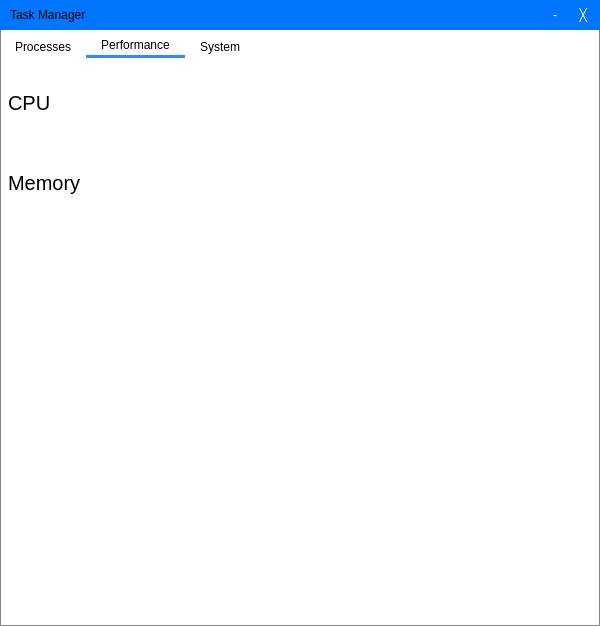
Qt form Mainwindow.ui (yuxincs/taskmanager) before a commit.
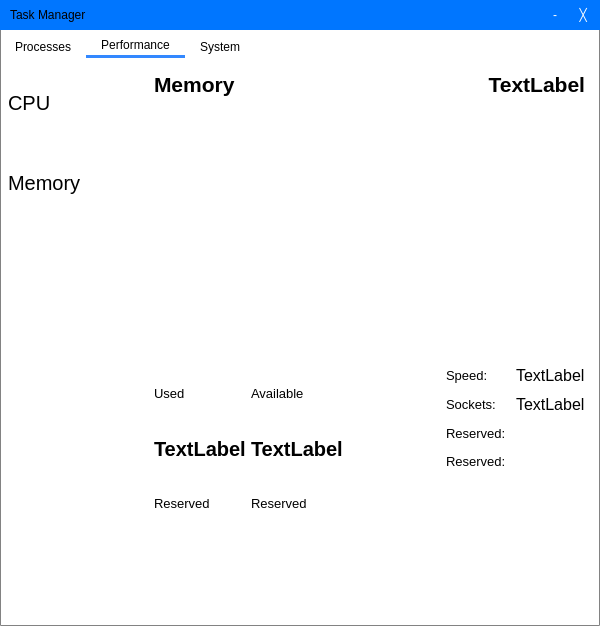
The same form after that commit. The open tabs and pages were chosen to show the change. Custom widgets are drawn as their Qt base class.

Commit message: Setup UI for memory page.

What changed in the file:
```diff
--- a/Mainwindow.ui
+++ b/Mainwindow.ui
@@ -310,7 +310,7 @@
        <attribute name="title">
         <string>Performance</string>
        </attribute>
-       <layout class="QHBoxLayout" name="horizontalLayout_3" stretch="1,2">
+       <layout class="QHBoxLayout" name="horizontalLayout_3" stretch="1,0">
         <property name="spacing">
          <number>10</number>
         </property>
@@ -524,7 +524,7 @@
                    </widget>
                   </item>
                   <item row="3" column="1">
-                   <widget class="QLabel" name="label_4">
+                   <widget class="QLabel" name="threads">
                     <property name="font">
                      <font>
                       <family>Segoe UI</family>
@@ -616,7 +616,7 @@
                  </widget>
                 </item>
                 <item>
-                 <widget class="QLabel" name="label_5">
+                 <widget class="QLabel" name="upTime">
                   <property name="font">
                    <font>
                     <family>Segoe UI</family>
@@ -714,7 +714,7 @@
                  </widget>
                 </item>
                 <item row="0" column="1">
-                 <widget class="QLabel" name="label_9">
+                 <widget class="QLabel" name="maxSpeed">
                   <property name="font">
                    <font>
                     <family>Segoe UI</family>
@@ -729,7 +729,7 @@
                  </widget>
                 </item>
                 <item row="1" column="1">
-                 <widget class="QLabel" name="label_10">
+                 <widget class="QLabel" name="cores">
                   <property name="font">
                    <font>
                     <family>Segoe UI</family>
@@ -744,7 +744,7 @@
                  </widget>
                 </item>
                 <item row="2" column="1">
-                 <widget class="QLabel" name="label_11">
+                 <widget class="QLabel" name="logicalProcessors">
                   <property name="font">
                    <font>
                     <family>Segoe UI</family>
@@ -779,7 +779,7 @@
                  </widget>
                 </item>
                 <item row="3" column="1">
-                 <widget class="QLabel" name="label_18">
+                 <widget class="QLabel" name="temperature">
                   <property name="font">
                    <font>
                     <family>Segoe UI</family>
@@ -800,16 +800,409 @@
            </layout>
           </widget>
           <widget class="QWidget" name="memoryPage">
-           <widget class="UsagePlot" name="memoryUsagePlot" native="true">
-            <property name="geometry">
-             <rect>
-              <x>10</x>
-              <y>10</y>
-              <width>371</width>
-              <height>191</height>
-             </rect>
+           <layout class="QVBoxLayout" name="verticalLayout_6" stretch="1,6,6">
+            <property name="spacing">
+             <number>0</number>
             </property>
-           </widget>
+            <property name="leftMargin">
+             <number>0</number>
+            </property>
+            <property name="topMargin">
+             <number>0</number>
+            </property>
+            <property name="rightMargin">
+             <number>0</number>
+            </property>
+            <property name="bottomMargin">
+             <number>0</number>
+            </property>
+            <item>
+             <layout class="QHBoxLayout" name="horizontalLayout_6" stretch="1,5">
+              <property name="spacing">
+               <number>0</number>
+              </property>
+              <property name="leftMargin">
+               <number>5</number>
+              </property>
+              <item>
+               <widget class="QLabel" name="memoryLabel">
+                <property name="palette">
+                 <palette>
+                  <active/>
+                  <inactive/>
+                  <disabled/>
+                 </palette>
+                </property>
+                <property name="font">
+                 <font>
+                  <family>Segoe UI</family>
+                  <pointsize>16</pointsize>
+                  <weight>75</weight>
+                  <bold>true</bold>
+                 </font>
+                </property>
+                <property name="text">
+                 <string>Memory</string>
+                </property>
+               </widget>
+              </item>
+              <item>
+               <widget class="QLabel" name="memoryName">
+                <property name="palette">
+                 <palette>
+                  <active/>
+                  <inactive/>
+                  <disabled/>
+                 </palette>
+                </property>
+                <property name="font">
+                 <font>
+                  <family>Segoe UI</family>
+                  <pointsize>16</pointsize>
+                  <weight>75</weight>
+                  <bold>true</bold>
+                 </font>
+                </property>
+                <property name="text">
+                 <string>TextLabel</string>
+                </property>
+                <property name="alignment">
+                 <set>Qt::AlignRight|Qt::AlignTrailing|Qt::AlignVCenter</set>
+                </property>
+               </widget>
+              </item>
+             </layout>
+            </item>
+            <item>
+             <widget class="UsagePlot" name="memoryUsagePlot" native="true"/>
+            </item>
+            <item>
+             <layout class="QHBoxLayout" name="horizontalLayout_7">
+              <property name="spacing">
+               <number>10</number>
+              </property>
+              <property name="leftMargin">
+               <number>5</number>
+              </property>
+              <item>
+               <layout class="QGridLayout" name="gridLayout_2">
+                <property name="bottomMargin">
+                 <number>40</number>
+                </property>
+                <property name="horizontalSpacing">
+                 <number>5</number>
+                </property>
+                <property name="verticalSpacing">
+                 <number>0</number>
+                </property>
+                <item row="0" column="1">
+                 <widget class="QLabel" name="label_4">
+                  <property name="palette">
+                   <palette>
+                    <active/>
+                    <inactive/>
+                    <disabled/>
+                   </palette>
+                  </property>
+                  <property name="font">
+                   <font>
+                    <family>Segoe UI</family>
+                    <pointsize>10</pointsize>
+                   </font>
+                  </property>
+                  <property name="text">
+                   <string>Available</string>
+                  </property>
+                 </widget>
+                </item>
+                <item row="0" column="0">
+                 <widget class="QLabel" name="label_5">
+                  <property name="palette">
+                   <palette>
+                    <active/>
+                    <inactive/>
+                    <disabled/>
+                   </palette>
+                  </property>
+                  <property name="font">
+                   <font>
+                    <family>Segoe UI</family>
+                    <pointsize>10</pointsize>
+                   </font>
+                  </property>
+                  <property name="text">
+                   <string>Used</string>
+                  </property>
+                 </widget>
+                </item>
+                <item row="3" column="0">
+                 <widget class="QLabel" name="processes_2">
+                  <property name="font">
+                   <font>
+                    <family>Segoe UI</family>
+                    <pointsize>15</pointsize>
+                    <weight>75</weight>
+                    <bold>true</bold>
+                   </font>
+                  </property>
+                  <property name="text">
+                   <string/>
+                  </property>
+                 </widget>
+                </item>
+                <item row="1" column="0">
+                 <widget class="QLabel" name="usedMemory">
+                  <property name="font">
+                   <font>
+                    <family>Segoe UI</family>
+                    <pointsize>15</pointsize>
+                    <weight>75</weight>
+                    <bold>true</bold>
+                   </font>
+                  </property>
+                  <property name="text">
+                   <string>TextLabel</string>
+                  </property>
+                 </widget>
+                </item>
+                <item row="3" column="1">
+                 <widget class="QLabel" name="threads_2">
+                  <property name="font">
+                   <font>
+                    <family>Segoe UI</family>
+                    <pointsize>15</pointsize>
+                    <weight>75</weight>
+                    <bold>true</bold>
+                   </font>
+                  </property>
+                  <property name="text">
+                   <string/>
+                  </property>
+                 </widget>
+                </item>
+                <item row="1" column="1">
+                 <widget class="QLabel" name="availableMemory">
+                  <property name="font">
+                   <font>
+                    <family>Segoe UI</family>
+                    <pointsize>15</pointsize>
+                    <weight>75</weight>
+                    <bold>true</bold>
+                   </font>
+                  </property>
+                  <property name="text">
+                   <string>TextLabel</string>
+                  </property>
+                 </widget>
+                </item>
+                <item row="2" column="0">
+                 <widget class="QLabel" name="label_18">
+                  <property name="palette">
+                   <palette>
+                    <active/>
+                    <inactive/>
+                    <disabled/>
+                   </palette>
+                  </property>
+                  <property name="font">
+                   <font>
+                    <family>Segoe UI</family>
+                    <pointsize>10</pointsize>
+                   </font>
+                  </property>
+                  <property name="text">
+                   <string>Reserved</string>
+                  </property>
+                 </widget>
+                </item>
+                <item row="2" column="1">
+                 <widget class="QLabel" name="label_19">
+                  <property name="palette">
+                   <palette>
+                    <active/>
+                    <inactive/>
+                    <disabled/>
+                   </palette>
+                  </property>
+                  <property name="font">
+                   <font>
+                    <family>Segoe UI</family>
+                    <pointsize>10</pointsize>
+                   </font>
+                  </property>
+                  <property name="text">
+                   <string>Reserved</string>
+                  </property>
+                 </widget>
+                </item>
+               </layout>
+              </item>
+              <item>
+               <spacer name="horizontalSpacer_2">
+                <property name="orientation">
+                 <enum>Qt::Horizontal</enum>
+                </property>
+                <property name="sizeHint" stdset="0">
+                 <size>
+                  <width>40</width>
+                  <height>20</height>
+                 </size>
+                </property>
+               </spacer>
+              </item>
+              <item>
+               <layout class="QFormLayout" name="formLayout_2">
+                <property name="horizontalSpacing">
+                 <number>10</number>
+                </property>
+                <property name="verticalSpacing">
+                 <number>10</number>
+                </property>
+                <item row="0" column="0">
+                 <widget class="QLabel" name="label_9">
+                  <property name="palette">
+                   <palette>
+                    <active/>
+                    <inactive/>
+                    <disabled/>
+                   </palette>
+                  </property>
+                  <property name="font">
+                   <font>
+                    <family>Segoe UI</family>
+                    <pointsize>10</pointsize>
+                   </font>
+                  </property>
+                  <property name="text">
+                   <string>Speed:</string>
+                  </property>
+                 </widget>
+                </item>
+                <item row="1" column="0">
+                 <widget class="QLabel" name="label_10">
+                  <property name="palette">
+                   <palette>
+                    <active/>
+                    <inactive/>
+                    <disabled/>
+                   </palette>
+                  </property>
+                  <property name="font">
+                   <font>
+                    <family>Segoe UI</family>
+                    <pointsize>10</pointsize>
+                   </font>
+                  </property>
+                  <property name="text">
+                   <string>Sockets:</string>
+                  </property>
+                 </widget>
+                </item>
+                <item row="2" column="0">
+                 <widget class="QLabel" name="label_11">
+                  <property name="palette">
+                   <palette>
+                    <active/>
+                    <inactive/>
+                    <disabled/>
+                   </palette>
+                  </property>
+                  <property name="font">
+                   <font>
+                    <family>Segoe UI</family>
+                    <pointsize>10</pointsize>
+                   </font>
+                  </property>
+                  <property name="text">
+                   <string>Reserved:</string>
+                  </property>
+                 </widget>
+                </item>
+                <item row="0" column="1">
+                 <widget class="QLabel" name="maxSpeed_2">
+                  <property name="font">
+                   <font>
+                    <family>Segoe UI</family>
+                    <pointsize>12</pointsize>
+                    <weight>50</weight>
+                    <bold>false</bold>
+                   </font>
+                  </property>
+                  <property name="text">
+                   <string>TextLabel</string>
+                  </property>
+                 </widget>
+                </item>
+                <item row="1" column="1">
+                 <widget class="QLabel" name="cores_2">
+                  <property name="font">
+                   <font>
+                    <family>Segoe UI</family>
+                    <pointsize>12</pointsize>
+                    <weight>50</weight>
+                    <bold>false</bold>
+                   </font>
+                  </property>
+                  <property name="text">
+                   <string>TextLabel</string>
+                  </property>
+                 </widget>
+                </item>
+                <item row="2" column="1">
+                 <widget class="QLabel" name="logicalProcessors_2">
+                  <property name="font">
+                   <font>
+                    <family>Segoe UI</family>
+                    <pointsize>12</pointsize>
+                    <weight>50</weight>
+                    <bold>false</bold>
+                   </font>
+                  </property>
+                  <property name="text">
+                   <string/>
+                  </property>
+                 </widget>
+                </item>
+                <item row="3" column="0">
+                 <widget class="QLabel" name="label_20">
+                  <property name="palette">
+                   <palette>
+                    <active/>
+                    <inactive/>
+                    <disabled/>
+                   </palette>
+                  </property>
+                  <property name="font">
+                   <font>
+                    <family>Segoe UI</family>
+                    <pointsize>10</pointsize>
+                   </font>
+                  </property>
+                  <property name="text">
+                   <string>Reserved:</string>
+                  </property>
+                 </widget>
+                </item>
+                <item row="3" column="1">
+                 <widget class="QLabel" name="temperature_2">
+                  <property name="font">
+                   <font>
+                    <family>Segoe UI</family>
+                    <pointsize>12</pointsize>
+                    <weight>50</weight>
+                    <bold>false</bold>
+                   </font>
+                  </property>
+                  <property name="text">
+                   <string/>
+                  </property>
+                 </widget>
+                </item>
+               </layout>
+              </item>
+             </layout>
+            </item>
+           </layout>
           </widget>
          </widget>
         </item>
```
Left out of the diff: 9 changed lines with no effect on the pictures.
